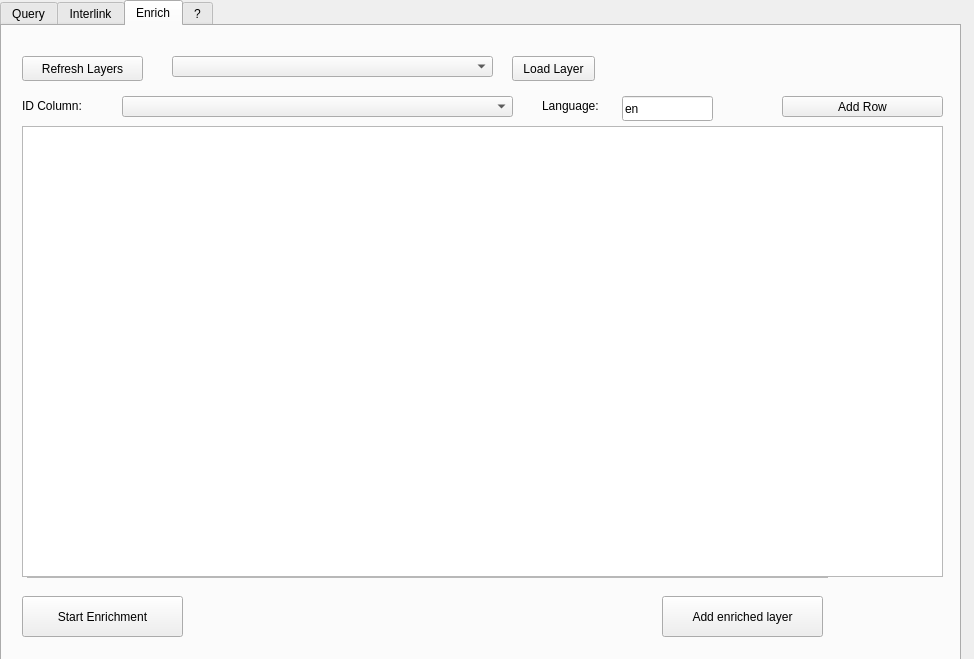
Qt form sparql_unicorn/sparql_unicorn_dialog_base.ui (sparqlunicorn/sparqlunicornGoesGIS) before a commit.
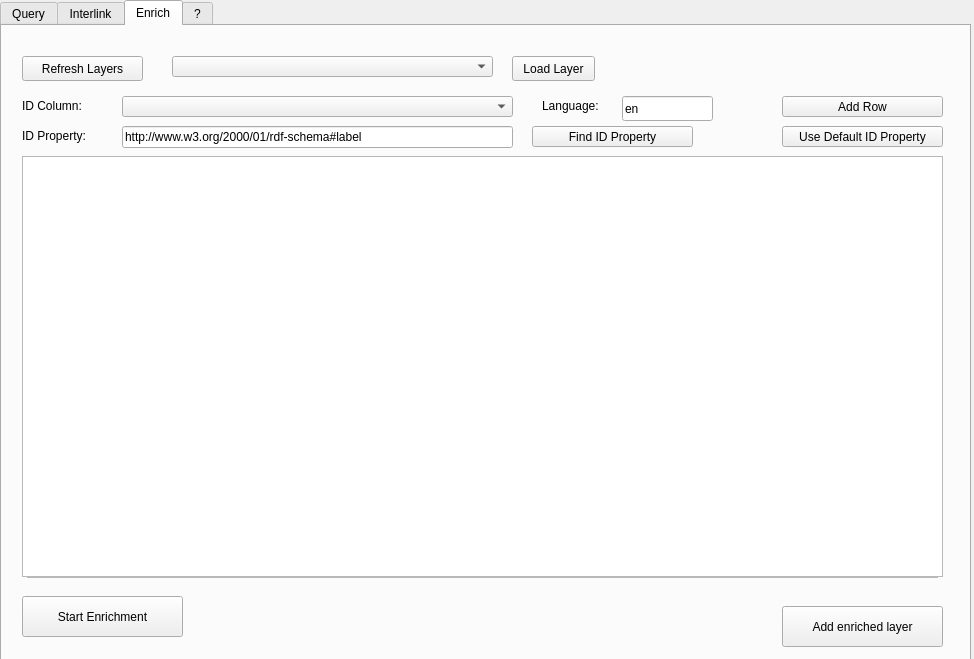
The same form after that commit. The open tabs and pages were chosen to show the change.

Commit message: Changes to interlinking dialog

```diff
--- a/sparql_unicorn/sparql_unicorn_dialog_base.ui
+++ b/sparql_unicorn/sparql_unicorn_dialog_base.ui
@@ -31,7 +31,7 @@
     <rect>
      <x>0</x>
      <y>0</y>
-     <width>961</width>
+     <width>971</width>
      <height>661</height>
     </rect>
    </property>
@@ -696,8 +696,8 @@
     <widget class="QPushButton" name="addEnrichedLayerButton">
      <property name="geometry">
       <rect>
-       <x>660</x>
-       <y>570</y>
+       <x>780</x>
+       <y>580</y>
        <width>161</width>
        <height>41</height>
       </rect>
@@ -710,9 +710,9 @@
      <property name="geometry">
       <rect>
        <x>25</x>
-       <y>101</y>
-       <width>801</width>
-       <height>451</height>
+       <y>131</y>
+       <width>911</width>
+       <height>421</height>
       </rect>
      </property>
     </widget>
@@ -720,9 +720,9 @@
      <property name="geometry">
       <rect>
        <x>20</x>
-       <y>100</y>
+       <y>130</y>
        <width>921</width>
-       <height>451</height>
+       <height>421</height>
       </rect>
      </property>
     </widget>
@@ -765,6 +765,58 @@
       <string>Language:</string>
      </property>
     </widget>
+    <widget class="QLabel" name="idPropertyLabel">
+     <property name="geometry">
+      <rect>
+       <x>20</x>
+       <y>100</y>
+       <width>91</width>
+       <height>20</height>
+      </rect>
+     </property>
+     <property name="text">
+      <string>ID Property:</string>
+     </property>
+    </widget>
+    <widget class="QLineEdit" name="findIDPropertyEdit">
+     <property name="geometry">
+      <rect>
+       <x>120</x>
+       <y>100</y>
+       <width>391</width>
+       <height>22</height>
+      </rect>
+     </property>
+     <property name="text">
+      <string>http://www.w3.org/2000/01/rdf-schema#label</string>
+     </property>
+    </widget>
+    <widget class="QPushButton" name="findIDProperty">
+     <property name="geometry">
+      <rect>
+       <x>530</x>
+       <y>100</y>
+       <width>161</width>
+       <height>21</height>
+      </rect>
+     </property>
+     <property name="text">
+      <string>Find ID Property</string>
+     </property>
+    </widget>
+    <widget class="QPushButton" name="useDefaultIDProp">
+     <property name="geometry">
+      <rect>
+       <x>780</x>
+       <y>100</y>
+       <width>161</width>
+       <height>21</height>
+      </rect>
+     </property>
+     <property name="text">
+      <string>Use Default ID Property</string>
+     </property>
+    </widget>
    </widget>
    <widget class="QWidget" name="tab_4">
     <attribute name="title">
```
Left out of the diff: 2 changed lines with no effect on the pictures. The commit also changes 4 other files.
